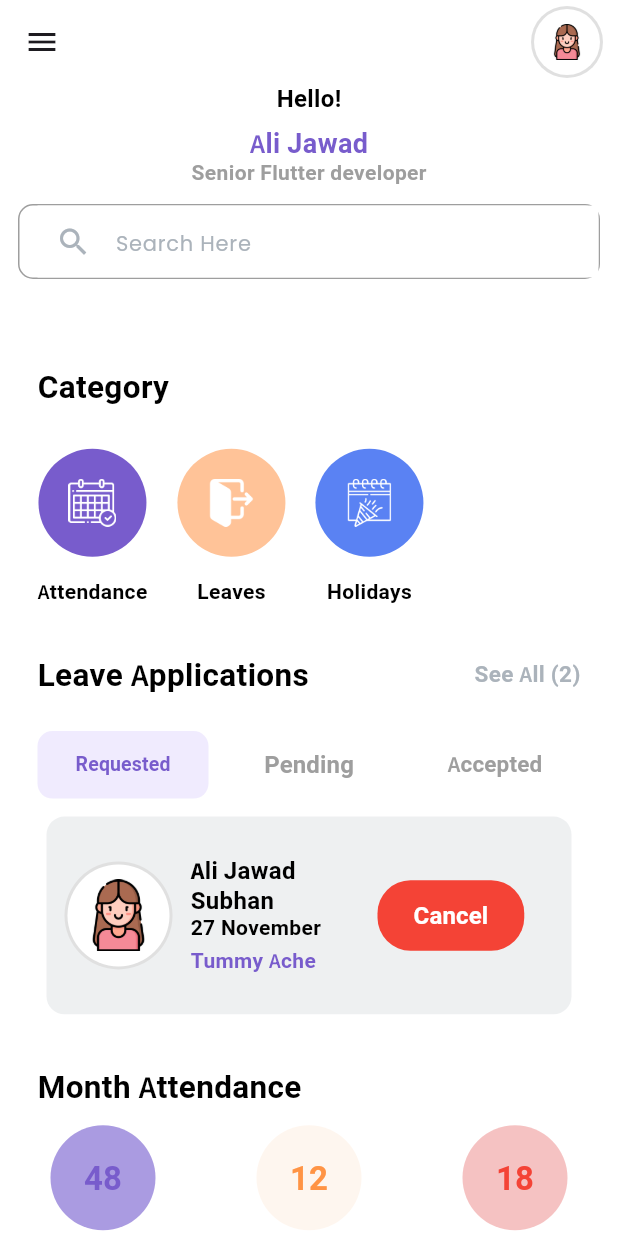
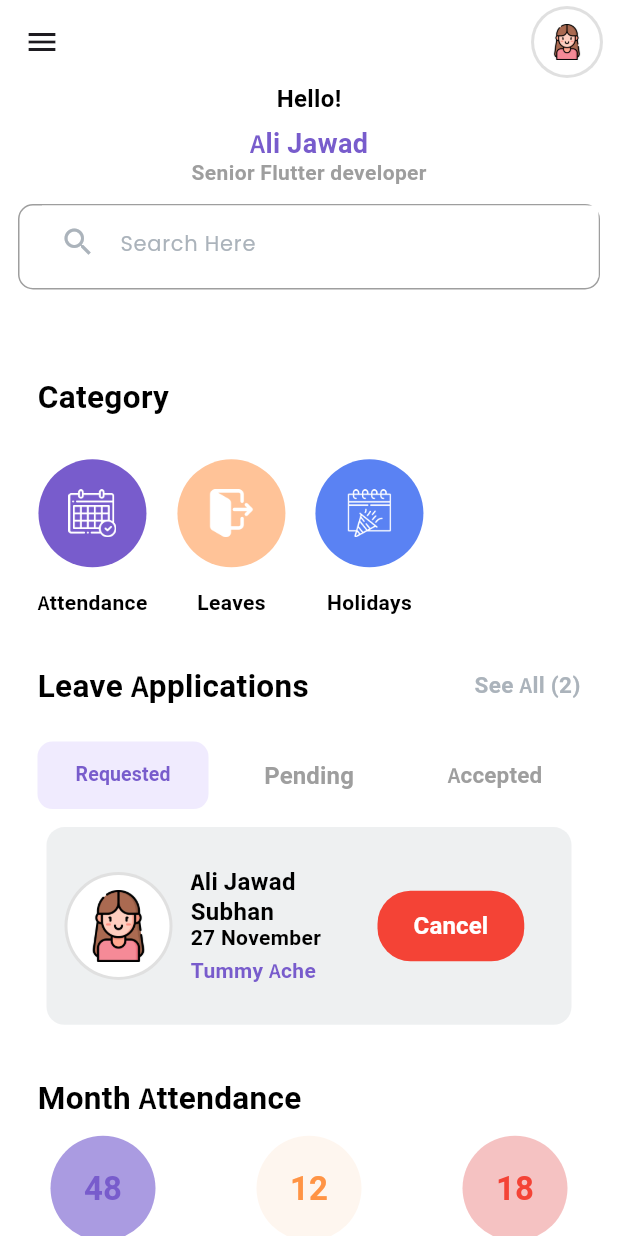
Before and after one commit to AliJawadSubhan/employee_management_system, a Flutter app: the DashboardPage screen opened directly, on a phone screen of 412 x 824 dp. Run offline on Flutter 3.47's test engine with Material 3 defaults, Android fonts, the phone set to English and light mode, and no system bars; drawn by our look-alikes of auto_size_text; our stand-ins replace buttons_tabbar, flutter_svg, google_fonts, icons_plus, local_auth, syncfusion_flutter_charts; missing offline and left inert: omni_datetime_picker; Roboto replaces fonts that are missing (Questrial).

Commit message:
custom textfield resetted

```diff
--- a/lib/base/base.dart
+++ b/lib/base/base.dart
@@ -1,6 +1,7 @@
 import 'package:employee_management_system/modules/attendence/attendence_page.dart';
 import 'package:employee_management_system/modules/attendence/attendence_provider.dart';
 import 'package:employee_management_system/modules/authentication/login_user/login_user.dart';
+import 'package:employee_management_system/modules/leaves/leaves_provider.dart';
 import 'package:flutter/material.dart';
 import 'package:provider/provider.dart';
 
--- a/lib/core/core_widgets/custom_field.dart
+++ b/lib/core/core_widgets/custom_field.dart
@@ -13,13 +13,12 @@ Widget customTextField({
   double suffixfontSize = 14,
   Color suffixColor = Colors.white,
   FontWeight fontWeight = FontWeight.normal,
-  double height = 50,
+  double height = 57,
   String? hintText = "",
   double circularRadius = 10,
   bool isPassword = false,
   TextInputType keyBoard = TextInputType.text,
   Widget? prefixIcon,
-  paddingWithoutContent = 0,
   Widget? suffixIcon,
   int maxLines = 1,
   Color? color,
@@ -34,11 +33,10 @@ Widget customTextField({
           color: colorBorder,
         )),
     padding: const EdgeInsets.only(
-      left: 12,
+      left: 15,
     ),
     child: TextField(
       // maxLength: maxLengthText,
-      maxLines: maxLines,
       onChanged: onChanged,
       onTapOutside: (e) {
         FocusNode().unfocus();
@@ -51,22 +49,18 @@ Widget customTextField({
       controller: controller,
       keyboardType: keyBoard,
 
-      textAlignVertical: TextAlignVertical.top,
-      // textAlignVertical: TextAlignVertical.center,
       style: TextStyle(fontSize: fontSize, fontWeight: fontWeight),
+
       decoration: InputDecoration(
         // counter: const SizedBox.shrink(),
         filled: true,
         fillColor: fillColor ?? Colors.white,
-        prefixIcon: Padding(
-          padding: EdgeInsets.only(bottom: (maxLines == 1 ? 0 : 60.0)),
-          child: prefixIcon,
-        ),
+        prefixIcon: prefixIcon,
         suffixIcon: suffixIcon,
         suffixText: suffixText,
         contentPadding: (prefixIcon != null || suffixIcon != null)
             ? const EdgeInsets.only(top: 15)
-            : EdgeInsets.only(top: paddingWithoutContent),
+            : EdgeInsets.zero,
         suffixStyle: TextStyle(
           fontSize: suffixfontSize,
           fontWeight: fontWeight,
@@ -78,7 +72,7 @@ Widget customTextField({
             fontFamily: GoogleFonts.poppins().fontFamily,
             color: const Color(0xFFABB3BB)),
         hintText: hintText,
-        alignLabelWithHint: true,
+
         border: InputBorder.none,
       ),
     ),
```
